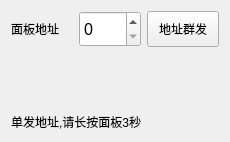
Before: the Qt Designer form ConfigTool/app/app_set_addr.ui in kepler-444b/AODSN_Config, drawn with Qt 5.
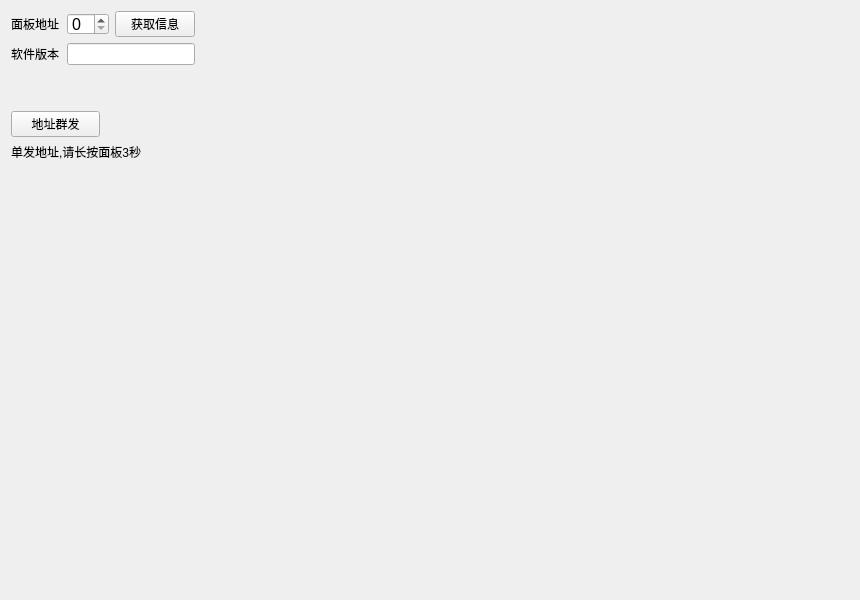
After: the same form once the commit is applied.

The edit to the form file:
```diff
--- a/ConfigTool/app/app_set_addr.ui
+++ b/ConfigTool/app/app_set_addr.ui
@@ -6,10 +6,16 @@
    <rect>
     <x>0</x>
     <y>0</y>
-    <width>221</width>
-    <height>142</height>
+    <width>860</width>
+    <height>600</height>
    </rect>
   </property>
+  <property name="minimumSize">
+   <size>
+    <width>860</width>
+    <height>600</height>
+   </size>
+  </property>
   <property name="windowTitle">
    <string>Form</string>
   </property>
@@ -20,77 +26,142 @@
 }</string>
   </property>
   <layout class="QGridLayout" name="gridLayout">
-   <item row="0" column="0">
+   <item row="0" column="0" colspan="2">
+    <layout class="QVBoxLayout" name="verticalLayout">
+     <item>
+      <layout class="QHBoxLayout" name="horizontalLayout">
+       <item>
     <widget class="QLabel" name="label">
+         <property name="minimumSize">
+          <size>
+           <width>50</width>
+           <height>0</height>
+          </size>
+         </property>
+         <property name="maximumSize">
+          <size>
+           <width>50</width>
+           <height>16777215</height>
+          </size>
+         </property>
      <property name="text">
       <string>面板地址</string>
      </property>
     </widget>
    </item>
-   <item row="0" column="1">
+       <item>
     <widget class="QSpinBox" name="spinBox">
+         <property name="maximumSize">
+          <size>
+           <width>42</width>
+           <height>22</height>
+          </size>
+         </property>
+        </widget>
+       </item>
+       <item>
+        <widget class="QPushButton" name="dev_info">
+         <property name="text">
+          <string>获取信息</string>
+         </property>
+        </widget>
+       </item>
+      </layout>
+     </item>
+     <item>
+      <layout class="QHBoxLayout" name="horizontalLayout_2">
+       <item>
+        <widget class="QLabel" name="label_3">
      <property name="minimumSize">
       <size>
-       <width>0</width>
+           <width>50</width>
        <height>0</height>
       </size>
      </property>
      <property name="maximumSize">
       <size>
-       <width>16777215</width>
-       <height>36</height>
-      </size>
-     </property>
-     <property name="styleSheet">
-      <string notr="true"/>
-     </property>
-    </widget>
+           <width>50</width>
+           <height>16777215</height>
+          </size>
+         </property>
+         <property name="text">
+          <string>软件版本</string>
+         </property>
+        </widget>
+       </item>
+       <item>
+        <widget class="QLineEdit" name="lineEdit"/>
+       </item>
+      </layout>
+     </item>
+    </layout>
    </item>
    <item row="0" column="2">
+    <spacer name="horizontalSpacer_2">
+     <property name="orientation">
+      <enum>Qt::Horizontal</enum>
+     </property>
+     <property name="sizeHint" stdset="0">
+      <size>
+       <width>649</width>
+       <height>20</height>
+      </size>
+     </property>
+    </spacer>
+   </item>
+   <item row="1" column="1">
+    <spacer name="verticalSpacer_2">
+     <property name="orientation">
+      <enum>Qt::Vertical</enum>
+     </property>
+     <property name="sizeHint" stdset="0">
+      <size>
+       <width>20</width>
+       <height>34</height>
+      </size>
+     </property>
+    </spacer>
+   </item>
+   <item row="2" column="0">
     <widget class="QPushButton" name="pushButton">
-     <property name="minimumSize">
-      <size>
-       <width>72</width>
-       <height>36</height>
-      </size>
-     </property>
-     <property name="maximumSize">
-      <size>
-       <width>36</width>
-       <height>72</height>
-      </size>
-     </property>
      <property name="text">
       <string>地址群发</string>
      </property>
-     <property name="iconSize">
-      <size>
-       <width>16</width>
-       <height>32</height>
-      </size>
-     </property>
     </widget>
    </item>
-   <item row="1" column="0">
-    <spacer name="verticalSpacer">
+   <item row="2" column="1" colspan="2">
+    <spacer name="horizontalSpacer">
      <property name="orientation">
-      <enum>Qt::Vertical</enum>
+      <enum>Qt::Horizontal</enum>
      </property>
      <property name="sizeHint" stdset="0">
       <size>
-       <width>20</width>
-       <height>61</height>
+       <width>706</width>
+       <height>20</height>
       </size>
      </property>
     </spacer>
    </item>
-   <item row="2" column="0" colspan="2">
+   <item row="3" column="0" colspan="2">
     <widget class="QLabel" name="label_2">
      <property name="text">
       <string>单发地址,请长按面板3秒</string>
      </property>
     </widget>
    </item>
+   <item row="4" column="1">
+    <spacer name="verticalSpacer">
+     <property name="orientation">
+      <enum>Qt::Vertical</enum>
+     </property>
+     <property name="sizeHint" stdset="0">
+      <size>
+       <width>20</width>
+       <height>428</height>
+      </size>
+     </property>
+    </spacer>
+   </item>
   </layout>
  </widget>
  <resources/>
```
Lines whose indentation alone changed are shown as unchanged.
